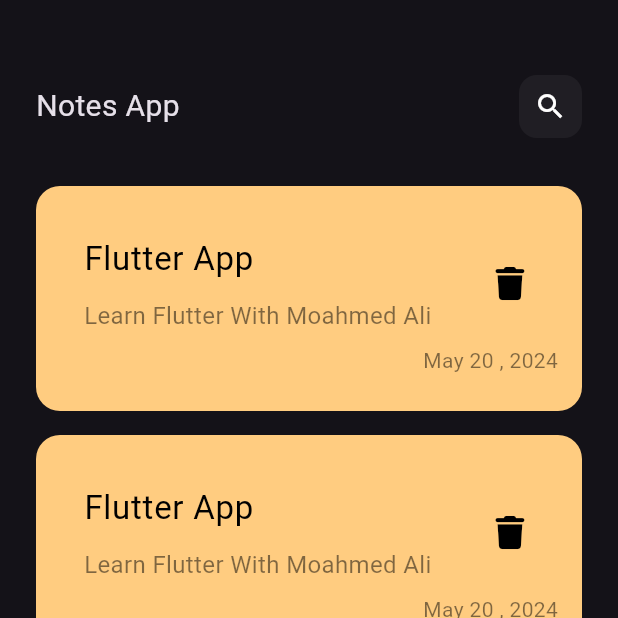
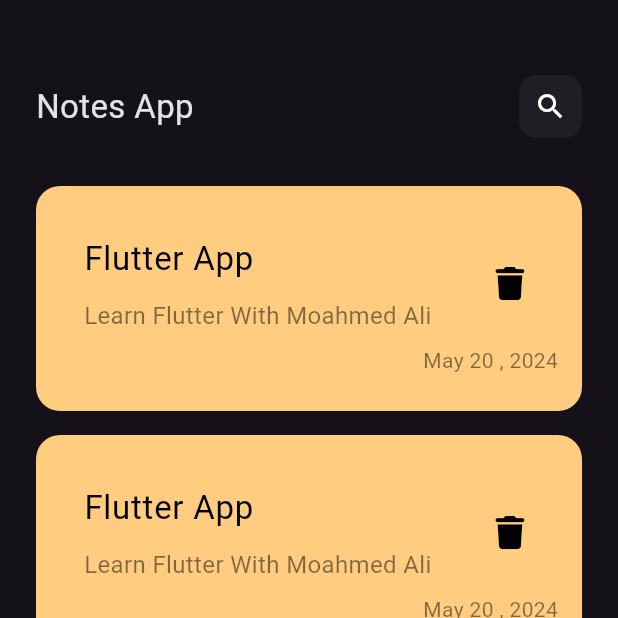
Before and after one commit to Mohamed-Yassien/bookly_hive, a Flutter app: the screen it shows after launch, on a phone screen of 412 x 824 dp, the top half of it. Run offline on Flutter 3.47's test engine with Material 3 defaults, Android fonts, the phone set to English and light mode, and no system bars; our stand-ins replace font_awesome_flutter.

Commit message:
edit note view

```diff
--- a/lib/widgets/custom_app_bar.dart
+++ b/lib/widgets/custom_app_bar.dart
@@ -3,20 +3,29 @@ import 'package:flutter/material.dart';
 import 'custom_search_icon.dart';
 
 class CustomAppBar extends StatelessWidget {
-  const CustomAppBar({super.key});
+  const CustomAppBar({
+    super.key,
+    required this.title,
+    required this.icon,
+  });
+
+  final String title;
+  final IconData icon;
 
   @override
   Widget build(BuildContext context) {
-    return const Row(
+    return Row(
       children: [
         Text(
-          'Notes App',
-          style: TextStyle(
-            fontSize: 20,
+          title,
+          style: const TextStyle(
+            fontSize: 22,
           ),
         ),
-        Spacer(),
-        CustomSearchIcon(),
+        const Spacer(),
+        CustomSearchIcon(
+          icon: icon,
+        ),
       ],
     );
   }
--- a/lib/widgets/custom_search_icon.dart
+++ b/lib/widgets/custom_search_icon.dart
@@ -1,7 +1,9 @@
 import 'package:flutter/material.dart';
 
 class CustomSearchIcon extends StatelessWidget {
-  const CustomSearchIcon({super.key});
+  const CustomSearchIcon({super.key, required this.icon});
+
+  final IconData icon;
 
   @override
   Widget build(BuildContext context) {
@@ -12,8 +14,8 @@ class CustomSearchIcon extends StatelessWidget {
         borderRadius: BorderRadius.circular(12),
         color: Colors.white.withOpacity(.05),
       ),
-      child: const Icon(
-        Icons.search,
+      child:  Icon(
+        icon,
         size: 22,
       ),
     );
--- a/lib/widgets/notes_item.dart
+++ b/lib/widgets/notes_item.dart
@@ -1,3 +1,4 @@
+import 'package:bookly_hive/views/edit_note_view.dart';
 import 'package:flutter/material.dart';
 import 'package:font_awesome_flutter/font_awesome_flutter.dart';
 
@@ -6,7 +7,16 @@ class NotesItem extends StatelessWidget {
 
   @override
   Widget build(BuildContext context) {
-    return Container(
+    return GestureDetector(
+      onTap: () {
+        Navigator.push(
+          context,
+          MaterialPageRoute(
+            builder: (context) => const EditNoteView(),
+          ),
+        );
+      },
+      child: Container(
         padding: const EdgeInsets.only(
           top: 24,
           bottom: 24,
@@ -60,6 +70,7 @@ class NotesItem extends StatelessWidget {
             ),
           ],
         ),
+      ),
     );
   }
 }
--- a/lib/widgets/notes_view_body.dart
+++ b/lib/widgets/notes_view_body.dart
@@ -1,7 +1,6 @@
 import 'package:bookly_hive/widgets/custom_app_bar.dart';
 import 'package:bookly_hive/widgets/notes_list_view.dart';
 import 'package:flutter/material.dart';
-import 'package:flutter/widgets.dart';
 
 class NotesViewBody extends StatelessWidget {
   const NotesViewBody({super.key});
@@ -15,7 +14,10 @@ class NotesViewBody extends StatelessWidget {
           SizedBox(
             height: 50,
           ),
-          CustomAppBar(),
+          CustomAppBar(
+            title: 'Notes App',
+            icon: Icons.search,
+          ),
           SizedBox(
             height: 20,
           ),
```
Also changed, not shown: lib/views/edit_note_view.dart (added, +41 -0 lines), lib/widgets/custom_text_field.dart (+6 -7 lines). Lines whose indentation alone changed are shown as unchanged.
